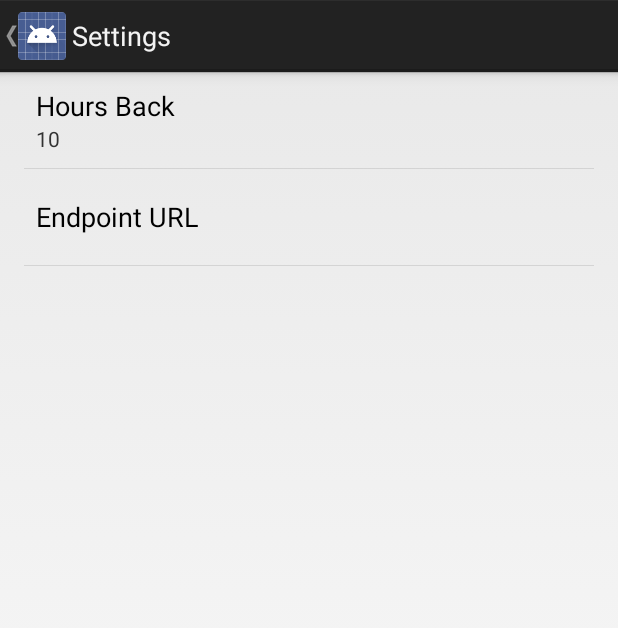
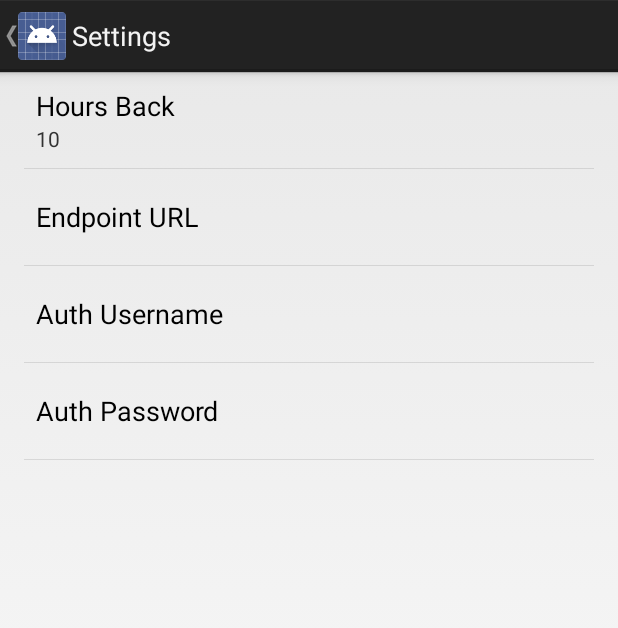
Before and after one commit to bryanro/journaldb-android, an Android app: the screen it shows after launch (SettingsActivity), on a phone screen of 412 x 824 dp. Shown: the top 628 px of the screen. Run offline under Robolectric (Android 15) with nearby library versions, the phone set to English and light mode, and no system bars; libraries missing offline, so code that uses them is left out: retrofit.client, retrofit.converter.

Commit message:
Implement basic auth to match server

```diff
--- a/app/src/main/java/com/bryankrosenbaum/journaldb/app/MainActivity.java
+++ b/app/src/main/java/com/bryankrosenbaum/journaldb/app/MainActivity.java
@@ -52,6 +52,8 @@ public class MainActivity extends Activity {
 
     private SimpleDateFormat dateFormat;
     private String hostUrl;
+    private String authUsername;
+    private String authPassword;
 
     private static final String TAG = MainActivity.class.getSimpleName();
     Context context = this;
@@ -101,15 +103,25 @@ public class MainActivity extends Activity {
 
         String hostUrlPref = sharedPref.getString(getString(R.string.pref_name_host_url), "");
 
+        String authUsernamePref = sharedPref.getString(getString(R.string.pref_name_auth_username), "");
+        String authPasswordPref = sharedPref.getString(getString(R.string.pref_name_auth_password), "");
+
         // if host url isn't set, navigate directly to the settings screen
-        if (hostUrlPref.length() < 1) {
-            Toast.makeText(MainActivity.this, getString(R.string.warning_no_url_set), Toast.LENGTH_SHORT).show();
+        if (hostUrlPref.length() < 1 || authUsernamePref.length() < 1 || authPasswordPref.length() < 1) {
+            if (hostUrlPref.length() < 1) {
+                Toast.makeText(MainActivity.this, getString(R.string.warning_no_url_set), Toast.LENGTH_SHORT).show();
+            }
+            else if (authUsernamePref.length() < 1 || authPasswordPref.length() < 1) {
+                Toast.makeText(MainActivity.this, getString(R.string.warning_no_auth_set), Toast.LENGTH_SHORT).show();
+            }
             startActivity(new Intent(MainActivity.this, SettingsActivity.class));
             return;
         }
         else {
-            if (hostUrlPref != hostUrl) {
+            if (hostUrlPref != hostUrl || authUsernamePref != authUsername || authPasswordPref != authPassword) {
                 hostUrl = hostUrlPref;
+                authUsername = authUsernamePref;
+                authPassword = authPasswordPref;
                 setupJournalService();
             }
 
@@ -132,9 +144,12 @@ public class MainActivity extends Activity {
                 .setDateFormat("yyyy-MM-dd'T'HH:mm:ss.SSS'Z'")
                 .create();
 
+        JournalRequestInterceptor journalRequestInterceptor = new JournalRequestInterceptor();
+        journalRequestInterceptor.setEncodedCredentials(authUsername, authPassword);
+
         RestAdapter restAdapter = new RestAdapter.Builder()
                 .setEndpoint(hostUrl)
-                .setRequestInterceptor(new JournalRequestInterceptor())
+                .setRequestInterceptor(journalRequestInterceptor)
                 .setConverter(new GsonConverter(gsonConv))
                 .build();
 
--- a/app/src/main/res/values/strings.xml
+++ b/app/src/main/res/values/strings.xml
@@ -13,4 +13,5 @@
     <string name="btn_update_entry">Update Entry</string>
 
     <string name="warning_no_url_set">Please set Host URL</string>
+    <string name="warning_no_auth_set">Please set Auth Username and Password</string>
 </resources>
--- a/app/src/main/res/values/strings_activity_settings.xml
+++ b/app/src/main/res/values/strings_activity_settings.xml
@@ -25,4 +25,11 @@
     <string name="pref_name_host_url">host_url</string>
     <string name="pref_title_host_url">Endpoint URL</string>
 
+    <string name="pref_name_auth_username">auth_username</string>
+    <string name="pref_title_auth_username">Auth Username</string>
+
+    <string name="pref_name_auth_password">auth_password</string>
+    <string name="pref_title_auth_password">Auth Password</string>
+
+
 </resources>
--- a/app/src/main/res/xml/pref_general.xml
+++ b/app/src/main/res/xml/pref_general.xml
@@ -13,4 +13,14 @@
         android:title="@string/pref_title_host_url"
         android:defaultValue=""
         />
+    <EditTextPreference
+        android:key="@string/pref_name_auth_username"
+        android:title="@string/pref_title_auth_username"
+        android:defaultValue=""
+        />
+    <EditTextPreference
+        android:key="@string/pref_name_auth_password"
+        android:title="@string/pref_title_auth_password"
+        android:defaultValue=""
+        />
 </PreferenceScreen>
```
Also changed, not shown: app/src/main/java/com/bryankrosenbaum/journaldb/app/CreateEntryActivity.java (+9 -1 lines), app/src/main/java/com/bryankrosenbaum/journaldb/app/rest/JournalRequestInterceptor.java (+15 -1 lines).
